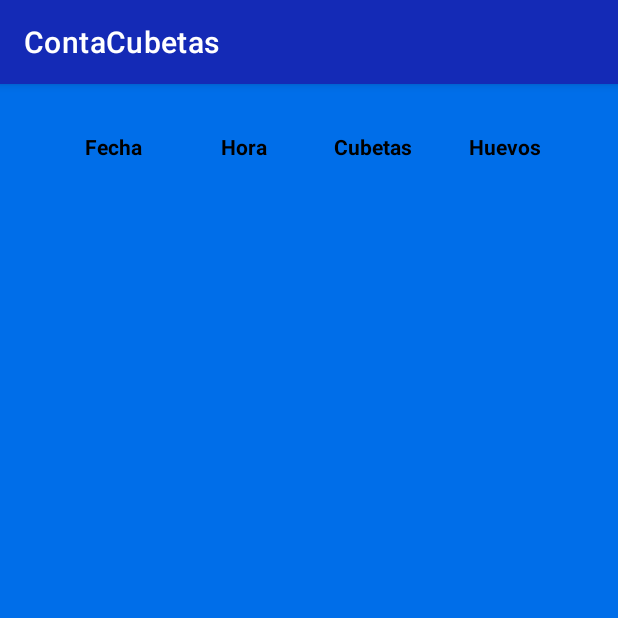
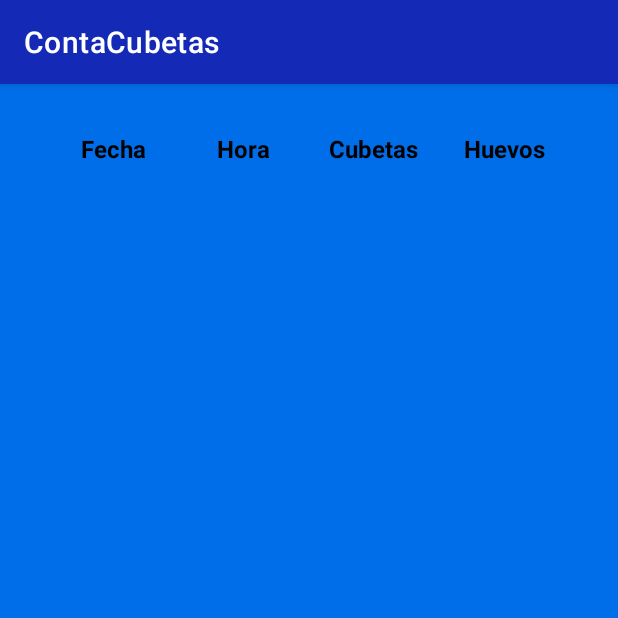
Before and after one commit to Herm132/appCubetasHuevos, an Android app: the HistoryActivity screen opened directly, with no data from a screen before it, on a phone screen of 412 x 824 dp, the top half of it. Run offline under Robolectric (Android 15) with nearby library versions, the phone set to English and light mode, and no system bars.

```diff
--- a/app/src/main/java/com/hermdev/appmovilcubetashuevos/HistoryActivity.kt
+++ b/app/src/main/java/com/hermdev/appmovilcubetashuevos/HistoryActivity.kt
@@ -88,8 +88,4 @@ class HistoryActivity : AppCompatActivity() {
 
         return dataList
     }
-
-
-
-
 }
--- a/app/src/main/res/layout/activity_history.xml
+++ b/app/src/main/res/layout/activity_history.xml
@@ -26,7 +26,7 @@
             android:layout_weight="1"
             android:gravity="center"
             android:text="@string/date"
-            android:textSize="14sp"
+            android:textSize="16sp"
             android:textStyle="bold"
             android:textColor="@color/black"
             />
@@ -38,7 +38,7 @@
             android:layout_weight="1"
             android:gravity="center"
             android:text="@string/hour"
-            android:textSize="14sp"
+            android:textSize="16sp"
             android:textStyle="bold"
             android:textColor="@color/black"/>
 
@@ -50,7 +50,7 @@
             android:gravity="center"
             android:text="@string/cuvettes"
 
-            android:textSize="14sp"
+            android:textSize="16sp"
             android:textStyle="bold"
             android:textColor="@color/black"/>
 
@@ -61,7 +61,7 @@
             android:layout_weight="1"
             android:gravity="center"
             android:text="@string/eggs"
-            android:textSize="14sp"
+            android:textSize="16sp"
             android:textStyle="bold"
             android:textColor="@color/black"/>
     </LinearLayout>
```
Also changed, not shown: app/src/main/java/com/hermdev/appmovilcubetashuevos/MainActivity.kt (+16 -3 lines), app/src/main/res/layout/item_table_row.xml (+7 -3 lines).
